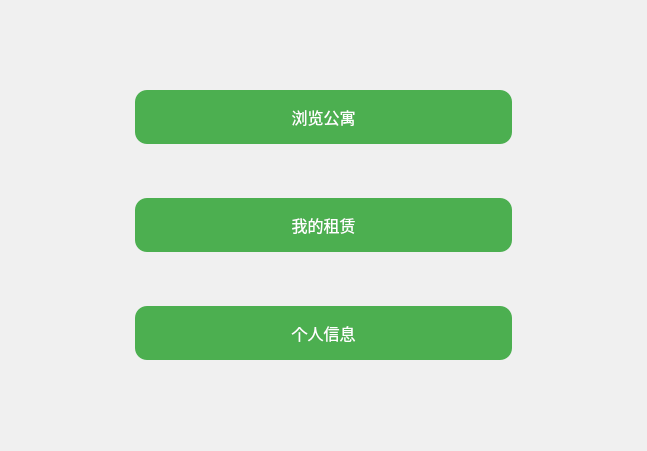
Qt form userui.ui (Canstie/ApartmentManage) before a commit.
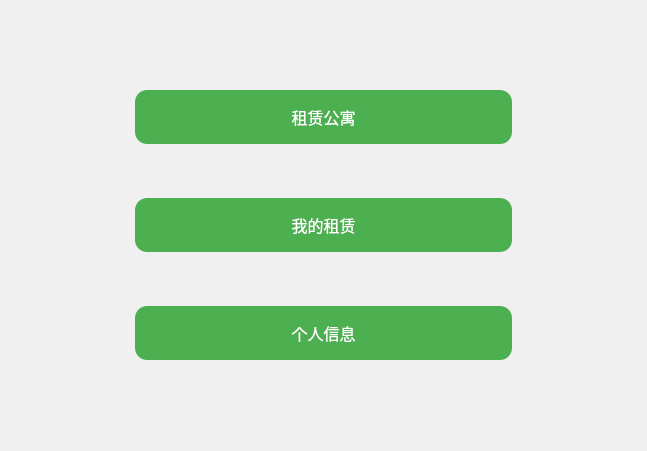
The same form after that commit.

What changed in the file:
```diff
--- a/userui.ui
+++ b/userui.ui
@@ -60,7 +60,7 @@
     <item>
      <widget class="QPushButton" name="pushButton">
       <property name="text">
-       <string>浏览公寓</string>
+       <string>租赁公寓</string>
       </property>
      </widget>
     </item>
```
Left out of the diff: 2 changed lines with no effect on the pictures.
